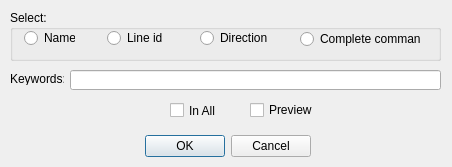
The window that icurve_v2.0.1/icurve/resource/icv_curve_filter.ui (Sunfe/icurve) describes before a commit, drawn with Qt 5.
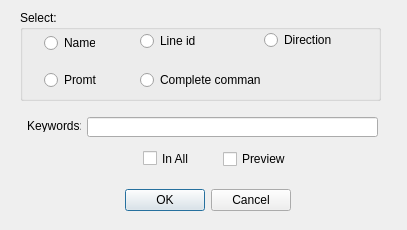
The same window after the commit.

The edit to the form file:
```diff
--- a/icurve_v2.0.1/icurve/resource/icv_curve_filter.ui
+++ b/icurve_v2.0.1/icurve/resource/icv_curve_filter.ui
@@ -6,8 +6,8 @@
    <rect>
     <x>0</x>
     <y>0</y>
-    <width>452</width>
-    <height>167</height>
+    <width>407</width>
+    <height>230</height>
    </rect>
   </property>
   <property name="windowTitle">
@@ -16,8 +16,8 @@
   <widget class="QDialogButtonBox" name="buttonBox">
    <property name="geometry">
     <rect>
-     <x>140</x>
-     <y>130</y>
+     <x>120</x>
+     <y>184</y>
      <width>171</width>
      <height>32</height>
     </rect>
@@ -35,9 +35,9 @@
   <widget class="QLineEdit" name="lineEdit">
    <property name="geometry">
     <rect>
-     <x>70</x>
-     <y>70</y>
-     <width>371</width>
+     <x>87</x>
+     <y>117</y>
+     <width>291</width>
      <height>20</height>
     </rect>
    </property>
@@ -45,10 +45,10 @@
   <widget class="QGroupBox" name="groupBox">
    <property name="geometry">
     <rect>
-     <x>10</x>
+     <x>20</x>
      <y>10</y>
-     <width>431</width>
-     <height>51</height>
+     <width>361</width>
+     <height>91</height>
     </rect>
    </property>
    <property name="title">
@@ -57,8 +57,8 @@
    <widget class="QRadioButton" name="radioComandName">
     <property name="geometry">
      <rect>
-      <x>14</x>
-      <y>18</y>
+      <x>24</x>
+      <y>23</y>
       <width>51</width>
       <height>20</height>
      </rect>
@@ -70,8 +70,8 @@
    <widget class="QRadioButton" name="radioLineId">
     <property name="geometry">
      <rect>
-      <x>97</x>
-      <y>18</y>
+      <x>120</x>
+      <y>21</y>
       <width>61</width>
       <height>20</height>
      </rect>
@@ -83,9 +83,9 @@
    <widget class="QRadioButton" name="radioDirection">
     <property name="geometry">
      <rect>
-      <x>190</x>
-      <y>18</y>
-      <width>89</width>
+      <x>244</x>
+      <y>20</y>
+      <width>81</width>
       <height>20</height>
      </rect>
     </property>
@@ -96,8 +96,8 @@
    <widget class="QRadioButton" name="radioCompleteComand">
     <property name="geometry">
      <rect>
-      <x>290</x>
-      <y>19</y>
+      <x>120</x>
+      <y>60</y>
       <width>121</width>
       <height>20</height>
      </rect>
@@ -106,12 +106,25 @@
      <string>Complete command</string>
     </property>
    </widget>
+   <widget class="QRadioButton" name="radioPromt">
+    <property name="geometry">
+     <rect>
+      <x>24</x>
+      <y>60</y>
+      <width>61</width>
+      <height>20</height>
+     </rect>
+    </property>
+    <property name="text">
+     <string>Promt</string>
+    </property>
+   </widget>
   </widget>
   <widget class="QLabel" name="label">
    <property name="geometry">
     <rect>
-     <x>10</x>
-     <y>73</y>
+     <x>27</x>
+     <y>120</y>
      <width>54</width>
      <height>12</height>
     </rect>
@@ -123,8 +136,8 @@
   <widget class="QCheckBox" name="previewCheckBox">
    <property name="geometry">
     <rect>
-     <x>250</x>
-     <y>100</y>
+     <x>223</x>
+     <y>149</y>
      <width>71</width>
      <height>20</height>
     </rect>
@@ -136,8 +149,8 @@
   <widget class="QCheckBox" name="checkBox">
    <property name="geometry">
     <rect>
-     <x>170</x>
-     <y>102</y>
+     <x>143</x>
+     <y>150</y>
      <width>72</width>
      <height>17</height>
     </rect>
```
